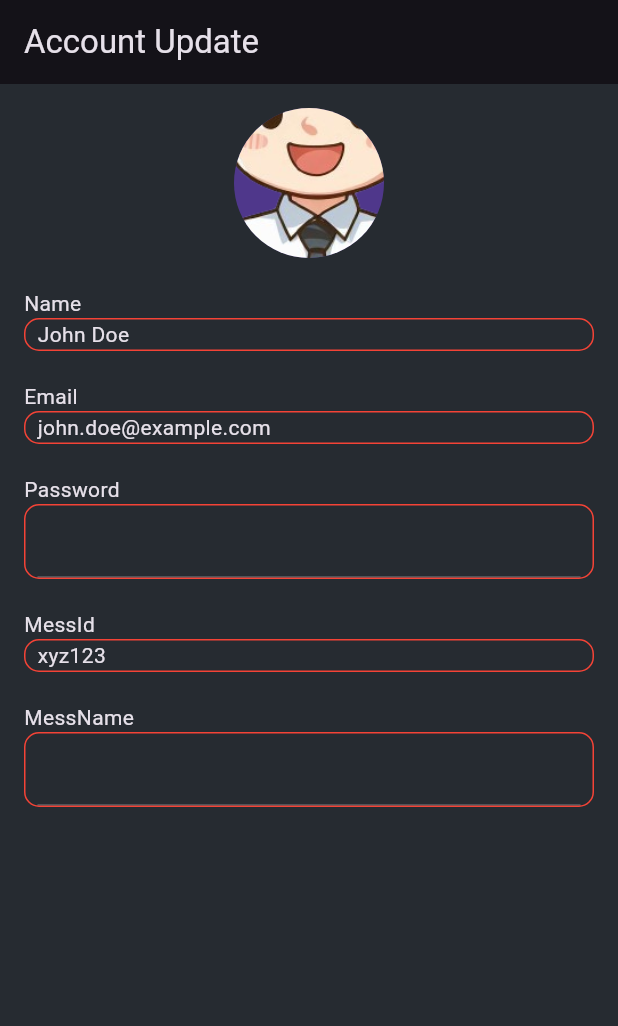
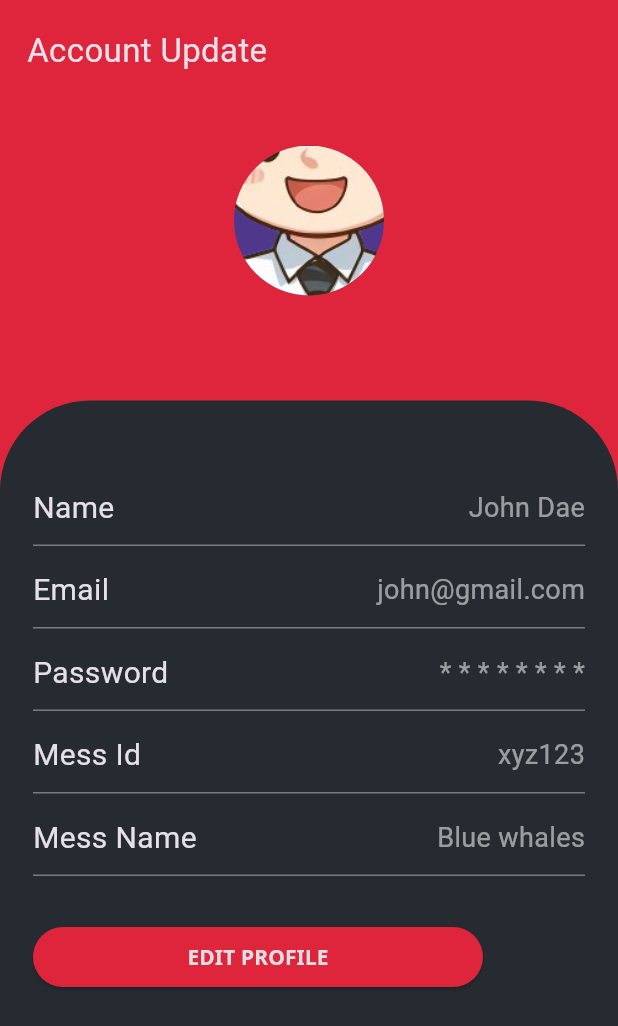
Before and after one commit to nafi-ullah/Mess-Manager, a Flutter app: the screen it shows after launch, on a phone screen of 412 x 824 dp. Shown: the top 1026 px of the screen. Run offline on Flutter 3.47's test engine with Material 3 defaults, Android fonts, the phone set to English and light mode, and no system bars; our stand-ins replace curved_navigation_bar, font_awesome_flutter, google_fonts, shared_preferences; missing offline and left inert: zego_uikit_prebuilt_call.

Commit message:
accnt update ui done

```diff
--- a/lib/screens/accountUpdate.dart
+++ b/lib/screens/accountUpdate.dart
@@ -1,4 +1,11 @@
 import 'package:flutter/material.dart';
+import 'package:mess_app/constants/constants.dart';
+import 'package:mess_app/provider/user_provider.dart';
+import 'package:mess_app/widgets/AuthWidgets/button_widget.dart';
+import 'package:mess_app/widgets/infoBox.dart';
+import 'package:provider/provider.dart';
+
+import '../widgets/AuthWidgets/textField_widget.dart';
 
 class AccountUpdatePage extends StatefulWidget {
   @override
@@ -11,94 +18,124 @@ class _AccountUpdatePageState extends State<AccountUpdatePage> {
   TextEditingController passwordController = TextEditingController();
   TextEditingController messIdController = TextEditingController();
   TextEditingController messNameController = TextEditingController();
+  bool isEditable = false;
+  String buttonText =  "Edit Profile";
+
+
+    void EditProfile(){
+      setState(() {
+        isEditable = true;
+      });
+    }
+    void UpdateProfile(){
+      setState(() {
+        isEditable = false;
+      });
+    }
+
 
   @override
   Widget build(BuildContext context) {
+    final user = Provider.of<UserProvider>(context).user;
+    final double headSize = 18;
+    final double boxSize = 25;
+    final double boxTextFont = 16;
+
+
     return Scaffold(
-      appBar: AppBar(
-        title: Text('Account Update'),
+
+      body: Container(
+        width: double.infinity,
+        decoration: BoxDecoration(
+          color: kPrimaryColor
         ),
-      body: Padding(
-        padding: const EdgeInsets.all(16.0),
+
+        child: SafeArea(
           child: Column(
             crossAxisAlignment: CrossAxisAlignment.stretch,
             children: [
+
+                Padding(
+                  padding: const EdgeInsets.all(18.0),
+                  child: Text("Account Update", style: TextStyle(
+                    fontSize: 22
+                  ),
+                  ),
+                ),
+
+              SizedBox(
+                height: 30,
+              ),
               const CircleAvatar(
                 radius: 50,
                 backgroundImage: AssetImage('assets/images/image.png'), // Change this to your image
               ),
-            SizedBox(height: 20),
-            Text('Name'),
-            Container(
-              decoration: BoxDecoration(
-                border: Border.all(color: Colors.red),
-                borderRadius: BorderRadius.circular(10),
+             SizedBox(height: 70,),
+             Expanded(
+               child: Container(
+                 decoration: const BoxDecoration(
+                   color: kBackgroundColor,
+                   borderRadius: BorderRadius.only(topLeft: Radius.circular(60), topRight: Radius.circular(60)),
                  ),
+
                  child: Padding(
-                padding: const EdgeInsets.symmetric(horizontal: 8.0),
-                child: Text('John Doe'), // Replace with dynamic data
+                   padding: const EdgeInsets.all(22.0),
+                   child: SingleChildScrollView(
+                     child: Column(
+                       crossAxisAlignment: CrossAxisAlignment.start,
+                       children: [
+                         const  SizedBox(height: 20),
+                         InfoBox(title: "Name", data: "John Dae"),
+                         InfoBox(title: "Email", data: "john@gmail.com"),
+                         InfoBox(title: "Password", data: "* * * * * * * *"),
+                         InfoBox(title: "Mess Id", data: "xyz123"),
+                         isEditable ? Column(children: [
+                           SizedBox(height: 15.0,),
+                           Row(children: [
+                             Text("Mess Name",
+                               style: TextStyle(
+                                   fontSize: 20
                                ),
                              ),
-            SizedBox(height: 20),
-            Text('Email'),
-            Container(
-              decoration: BoxDecoration(
-                border: Border.all(color: Colors.red),
-                borderRadius: BorderRadius.circular(10),
-              ),
-              child: Padding(
-                padding: const EdgeInsets.symmetric(horizontal: 8.0),
-                child: Text('john.doe@example.com'), // Replace with dynamic data
+                            SizedBox(width: 30,),
+                             SizedBox(
+                               width: 150,
+                               child: InputTxtField(
+                                 hintText: "Enter mess name",
+                                 controller: messNameController,
+                                 validator: null,
+                                 obscureText: false,
                                ),
                              ),
-            SizedBox(height: 20),
-            Text('Password'),
+                           ],
+                           ),
+                           SizedBox(height: 10.0,),
                            Container(
-              decoration: BoxDecoration(
-                border: Border.all(color: Colors.red),
-                borderRadius: BorderRadius.circular(10),
-              ),
-              child: Padding(
-                padding: const EdgeInsets.symmetric(horizontal: 8.0),
-                child: TextField(
-                  controller: passwordController,
-                  obscureText: true,
-                  decoration: InputDecoration(
-                    border: InputBorder.none,
+                             height: 1.0,
+                             color: Colors.white38,
+                           )
+                         ],) :InfoBox(title: "Mess Name", data: "Blue whales")  ,
+                        SizedBox(height: 30,),
+                         SizedBox(
+                           width: 300,
+                           child: ButtonWidget(textSize: 14,
+                               btnText: isEditable ? "Update Profile" : "Edit Profile",
+                               onPress: isEditable? UpdateProfile : EditProfile),
+                         )
+
+
+
+                       ],
                      ),
                    ),
                  ),
                ),
-            SizedBox(height: 20),
-            Text('MessId'),
-            Container(
-              decoration: BoxDecoration(
-                border: Border.all(color: Colors.red),
-                borderRadius: BorderRadius.circular(10),
              ),
-              child: Padding(
-                padding: const EdgeInsets.symmetric(horizontal: 8.0),
-                child: Text('xyz123'), // Replace with dynamic data
+
+
+
+            ],
           ),
-            ),
-            SizedBox(height: 20),
-            Text('MessName'),
-            Container(
-              decoration: BoxDecoration(
-                border: Border.all(color: Colors.red),
-                borderRadius: BorderRadius.circular(10),
-              ),
-              child: Padding(
-                padding: const EdgeInsets.symmetric(horizontal: 8.0),
-                child: TextField(
-                  controller: messNameController,
-                  decoration: InputDecoration(
-                    border: InputBorder.none,
-                  ),
-                ),
-              ),
-            ),
-          ],
         ),
       ),
     );
--- a/lib/widgets/infoBox.dart
+++ b/lib/widgets/infoBox.dart
@@ -0,0 +1,34 @@
+import 'package:flutter/material.dart';
+
+class InfoBox extends StatelessWidget {
+   InfoBox({super.key,
+  required this.title,
+    required this.data
+  });
+  final String title;
+  final String data;
+
+  @override
+  Widget build(BuildContext context) {
+    return Column(children: [
+      SizedBox(height: 15.0,),
+      Row(children: [
+        Text(title,
+        style: TextStyle(
+          fontSize: 20
+        ),
+        ),
+        Spacer(),
+        Text(data,  style: TextStyle(
+            fontSize: 18,
+            color: Colors.white54
+        ),)
+      ],),
+      SizedBox(height: 10.0,),
+      Container(
+        height: 1.0,
+        color: Colors.white38,
+      )
+    ],);
+  }
+}
```
Lines whose indentation alone changed are shown as unchanged.
